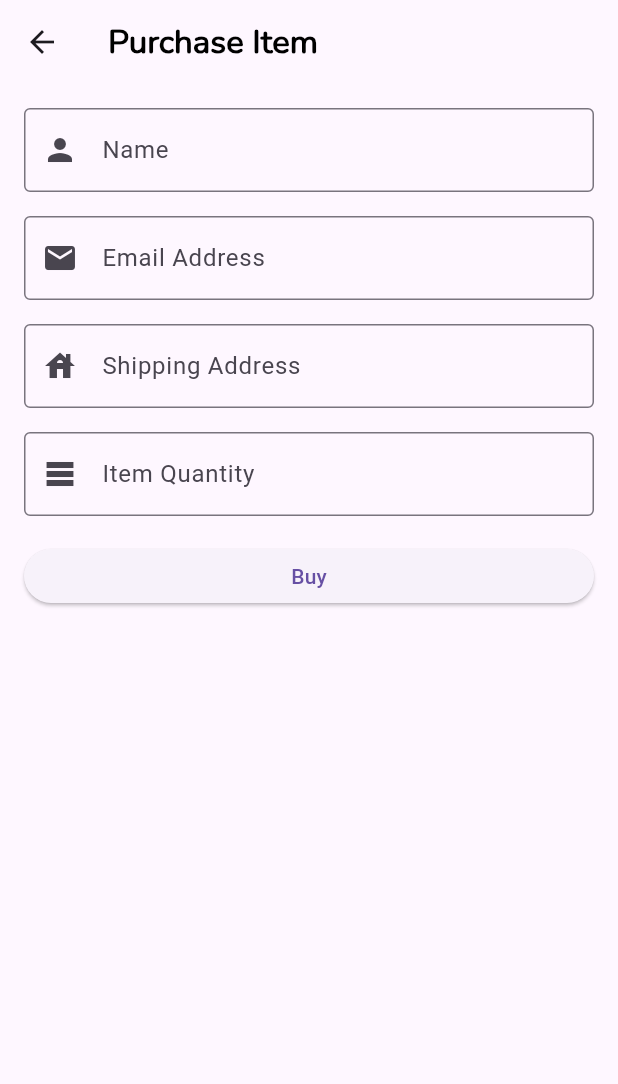
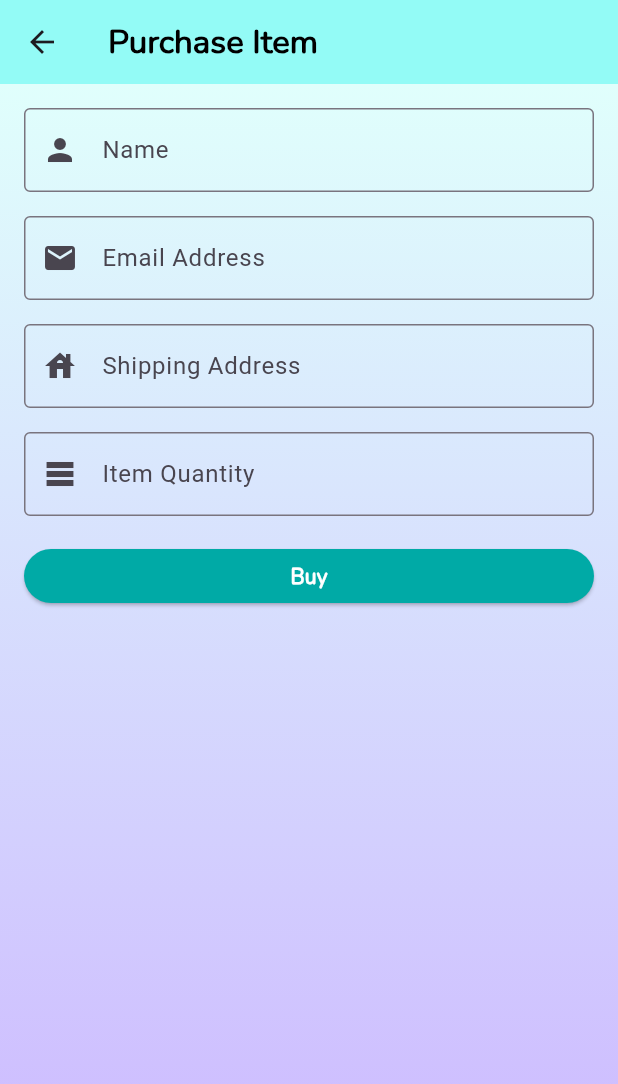
Before and after one commit to Nielioo/Merchant-App, a Flutter app: the screen it shows after launch, after a tap on the "shopping cart" icon, on a phone screen of 412 x 824 dp. Shown: the top 1084 px of the screen. Run offline on Flutter 3.47's test engine with Material 2 defaults, Android fonts, the phone set to English and light mode, and no system bars; our stand-ins replace fluttertoast.

Commit message:
change color

```diff
--- a/merchant_app/lib/views/page_form_buy.dart
+++ b/merchant_app/lib/views/page_form_buy.dart
@@ -36,8 +36,20 @@ class _FormBuyPageState extends State<FormBuyPage> {
               fontWeight: FontWeight.bold,
               color: Colors.black),
         ),
+        backgroundColor: primaryColor,
       ),
       body: Container(
+        width: double.infinity,
+        height: double.infinity,
+        decoration: const BoxDecoration(
+          gradient: LinearGradient(
+              begin: Alignment.bottomCenter,
+              end: Alignment.topCenter,
+              colors: [
+                Color(0xFFCCB6FF),
+                Color(0xFFE0FFFC),
+              ]),
+        ),
         child: SingleChildScrollView(
           padding: EdgeInsets.all(16),
           child: Column(
@@ -131,6 +143,7 @@ class _FormBuyPageState extends State<FormBuyPage> {
                     ),
                     ElevatedButton(
                         style: ElevatedButton.styleFrom(
+                          primary: Color(0xFF00AAA6),
                           minimumSize: const Size.fromHeight(36),
                         ),
                         onPressed: () {
@@ -181,7 +194,7 @@ class _FormBuyPageState extends State<FormBuyPage> {
                                 textColor: Colors.white);
                           }
                         },
-                        child: Text("Buy"))
+                        child: Text("Buy", style: TextStyle(fontFamily: 'Nunito', fontWeight: FontWeight.bold, fontSize: 14, color: Colors.white),))
                   ],
                 ),
               ),
--- a/merchant_app/lib/views/page_home.dart
+++ b/merchant_app/lib/views/page_home.dart
@@ -30,11 +30,11 @@ class _HomePageState extends State<HomePage> {
         height: double.infinity,
         decoration: const BoxDecoration(
           gradient: LinearGradient(
-              begin: Alignment.topCenter,
-              end: Alignment.bottomCenter,
+              begin: Alignment.bottomCenter,
+              end: Alignment.topCenter,
               colors: [
-                Color(0xFF93FBF6),
-                Color(0xFFE9FDFC),
+                Color(0xFFCCB6FF),
+                Color(0xFFE0FFFC),
               ]),
         ),
         child: Column(
```
